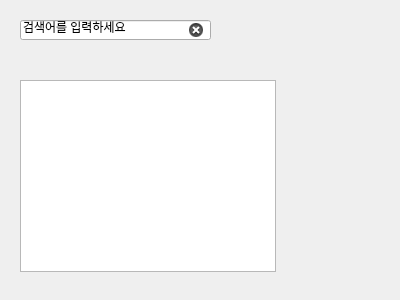
Before: the Qt Designer form book_search.ui in Han961004/Personal_BookStore, drawn with Qt 5.
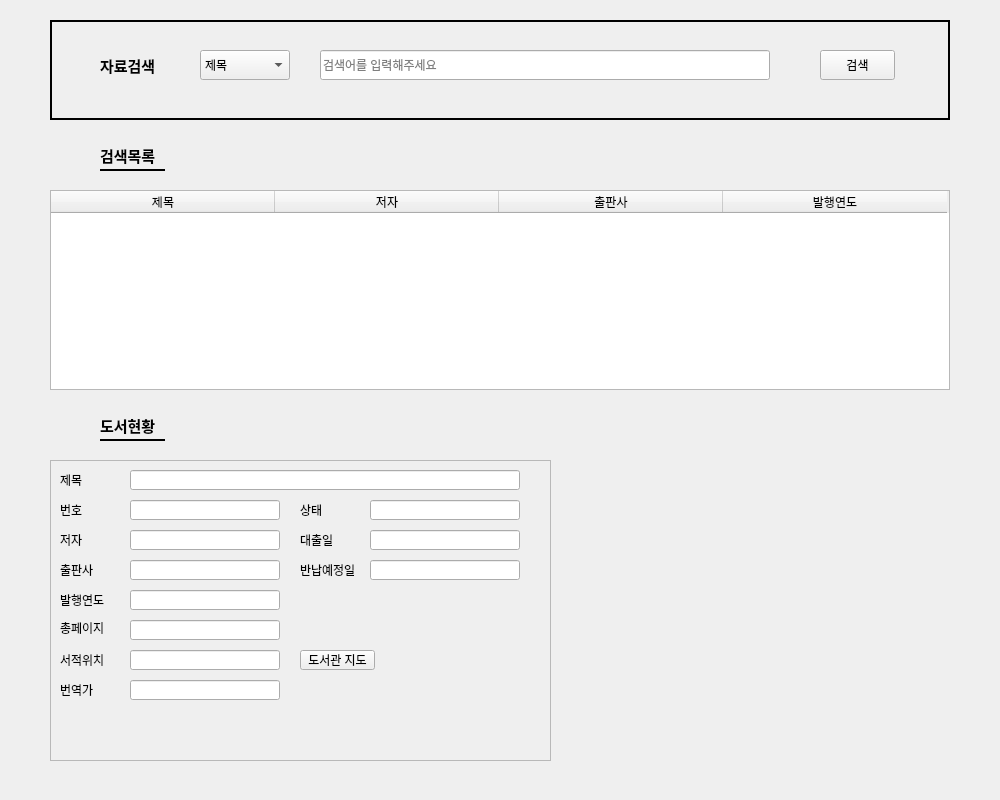
After: the same form once the commit is applied.

Patch:
```diff
--- a/book_search.ui
+++ b/book_search.ui
@@ -6,41 +6,536 @@
    <rect>
     <x>0</x>
     <y>0</y>
-    <width>400</width>
-    <height>300</height>
+    <width>1000</width>
+    <height>800</height>
    </rect>
   </property>
   <property name="windowTitle">
    <string>도서 검색</string>
   </property>
-  <widget class="QListView" name="listView">
+  <widget class="QFrame" name="frame">
    <property name="geometry">
     <rect>
-     <x>20</x>
-     <y>80</y>
-     <width>256</width>
-     <height>192</height>
-    </rect>
-   </property>
-  </widget>
-  <widget class="QLineEdit" name="lineEdit">
-   <property name="geometry">
-    <rect>
-     <x>20</x>
+     <x>50</x>
      <y>20</y>
-     <width>191</width>
-     <height>20</height>
+     <width>900</width>
+     <height>100</height>
     </rect>
    </property>
-   <property name="text">
-    <string>검색어를 입력하세요</string>
+   <property name="frameShape">
+    <enum>QFrame::WinPanel</enum>
    </property>
-   <property name="readOnly">
+   <property name="frameShadow">
+    <enum>QFrame::Plain</enum>
+   </property>
+   <property name="lineWidth">
+    <number>1</number>
+   </property>
+   <property name="midLineWidth">
+    <number>0</number>
+   </property>
+   <widget class="QLabel" name="label">
+    <property name="geometry">
+     <rect>
+      <x>50</x>
+      <y>30</y>
+      <width>70</width>
+      <height>30</height>
+     </rect>
+    </property>
+    <property name="font">
+     <font>
+      <pointsize>11</pointsize>
+      <weight>75</weight>
+      <bold>true</bold>
+     </font>
+    </property>
+    <property name="text">
+     <string>자료검색</string>
+    </property>
+   </widget>
+   <widget class="QComboBox" name="book_search_category">
+    <property name="geometry">
+     <rect>
+      <x>150</x>
+      <y>30</y>
+      <width>90</width>
+      <height>30</height>
+     </rect>
+    </property>
+    <item>
+     <property name="text">
+      <string>제목</string>
+     </property>
+    </item>
+    <item>
+     <property name="text">
+      <string>저자</string>
+     </property>
+    </item>
+    <item>
+     <property name="text">
+      <string>출판사</string>
+     </property>
+    </item>
+    <item>
+     <property name="text">
+      <string>발행연도</string>
+     </property>
+    </item>
+   </widget>
+   <widget class="QLineEdit" name="book_search_edit">
+    <property name="geometry">
+     <rect>
+      <x>270</x>
+      <y>30</y>
+      <width>450</width>
+      <height>30</height>
+     </rect>
+    </property>
+    <property name="text">
+     <string/>
+    </property>
+    <property name="readOnly">
+     <bool>false</bool>
+    </property>
+    <property name="placeholderText">
+     <string>검색어를 입력해주세요</string>
+    </property>
+    <property name="clearButtonEnabled">
+     <bool>true</bool>
+    </property>
+   </widget>
+   <widget class="QPushButton" name="book_search_btn">
+    <property name="geometry">
+     <rect>
+      <x>770</x>
+      <y>30</y>
+      <width>75</width>
+      <height>30</height>
+     </rect>
+    </property>
+    <property name="text">
+     <string>검색</string>
+    </property>
+   </widget>
+  </widget>
+  <widget class="QTableWidget" name="tableWidget">
+   <property name="geometry">
+    <rect>
+     <x>50</x>
+     <y>190</y>
+     <width>900</width>
+     <height>200</height>
+    </rect>
+   </property>
+   <attribute name="horizontalHeaderVisible">
+    <bool>true</bool>
+   </attribute>
+   <attribute name="horizontalHeaderCascadingSectionResizes">
+    <bool>true</bool>
+   </attribute>
+   <attribute name="horizontalHeaderMinimumSectionSize">
+    <number>30</number>
+   </attribute>
+   <attribute name="horizontalHeaderDefaultSectionSize">
+    <number>224</number>
+   </attribute>
+   <attribute name="horizontalHeaderHighlightSections">
+    <bool>true</bool>
+   </attribute>
+   <attribute name="horizontalHeaderShowSortIndicator" stdset="0">
+    <bool>true</bool>
+   </attribute>
+   <attribute name="verticalHeaderVisible">
     <bool>false</bool>
-   </property>
-   <property name="clearButtonEnabled">
+   </attribute>
+   <attribute name="verticalHeaderCascadingSectionResizes">
     <bool>true</bool>
+   </attribute>
+   <attribute name="verticalHeaderMinimumSectionSize">
+    <number>20</number>
+   </attribute>
+   <column>
+    <property name="text">
+     <string>제목</string>
+    </property>
+   </column>
+   <column>
+    <property name="text">
+     <string>저자</string>
+    </property>
+   </column>
+   <column>
+    <property name="text">
+     <string>출판사</string>
+    </property>
+   </column>
+   <column>
+    <property name="text">
+     <string>발행연도</string>
+    </property>
+   </column>
+  </widget>
+  <widget class="QFrame" name="frame_2">
+   <property name="geometry">
+    <rect>
+     <x>100</x>
+     <y>130</y>
+     <width>65</width>
+     <height>80</height>
+    </rect>
    </property>
+   <property name="frameShape">
+    <enum>QFrame::HLine</enum>
+   </property>
+   <property name="frameShadow">
+    <enum>QFrame::Plain</enum>
+   </property>
+   <property name="lineWidth">
+    <number>2</number>
+   </property>
+   <widget class="QLabel" name="label_2">
+    <property name="geometry">
+     <rect>
+      <x>0</x>
+      <y>10</y>
+      <width>70</width>
+      <height>30</height>
+     </rect>
+    </property>
+    <property name="font">
+     <font>
+      <pointsize>11</pointsize>
+      <weight>75</weight>
+      <bold>true</bold>
+     </font>
+    </property>
+    <property name="text">
+     <string>검색목록</string>
+    </property>
+   </widget>
+  </widget>
+  <widget class="QFrame" name="frame_4">
+   <property name="geometry">
+    <rect>
+     <x>100</x>
+     <y>400</y>
+     <width>65</width>
+     <height>80</height>
+    </rect>
+   </property>
+   <property name="frameShape">
+    <enum>QFrame::HLine</enum>
+   </property>
+   <property name="frameShadow">
+    <enum>QFrame::Plain</enum>
+   </property>
+   <property name="lineWidth">
+    <number>2</number>
+   </property>
+   <widget class="QLabel" name="label_3">
+    <property name="geometry">
+     <rect>
+      <x>0</x>
+      <y>10</y>
+      <width>70</width>
+      <height>30</height>
+     </rect>
+    </property>
+    <property name="font">
+     <font>
+      <pointsize>11</pointsize>
+      <weight>75</weight>
+      <bold>true</bold>
+     </font>
+    </property>
+    <property name="text">
+     <string>도서현황</string>
+    </property>
+   </widget>
+  </widget>
+  <widget class="QFrame" name="frame_3">
+   <property name="geometry">
+    <rect>
+     <x>50</x>
+     <y>460</y>
+     <width>501</width>
+     <height>301</height>
+    </rect>
+   </property>
+   <property name="frameShape">
+    <enum>QFrame::StyledPanel</enum>
+   </property>
+   <property name="frameShadow">
+    <enum>QFrame::Raised</enum>
+   </property>
+   <widget class="QLabel" name="label_9">
+    <property name="geometry">
+     <rect>
+      <x>10</x>
+      <y>40</y>
+      <width>60</width>
+      <height>20</height>
+     </rect>
+    </property>
+    <property name="text">
+     <string>번호</string>
+    </property>
+   </widget>
+   <widget class="QLabel" name="label_7">
+    <property name="geometry">
+     <rect>
+      <x>10</x>
+      <y>190</y>
+      <width>60</width>
+      <height>20</height>
+     </rect>
+    </property>
+    <property name="text">
+     <string>서적위치</string>
+    </property>
+   </widget>
+   <widget class="QLabel" name="label_8">
+    <property name="geometry">
+     <rect>
+      <x>10</x>
+      <y>160</y>
+      <width>60</width>
+      <height>15</height>
+     </rect>
+    </property>
+    <property name="text">
+     <string>총페이지</string>
+    </property>
+   </widget>
+   <widget class="QLabel" name="label_13">
+    <property name="geometry">
+     <rect>
+      <x>10</x>
+      <y>130</y>
+      <width>60</width>
+      <height>20</height>
+     </rect>
+    </property>
+    <property name="text">
+     <string>발행연도</string>
+    </property>
+   </widget>
+   <widget class="QLabel" name="label_5">
+    <property name="geometry">
+     <rect>
+      <x>250</x>
+      <y>100</y>
+      <width>60</width>
+      <height>20</height>
+     </rect>
+    </property>
+    <property name="text">
+     <string>반납예정일</string>
+    </property>
+   </widget>
+   <widget class="QLabel" name="label_12">
+    <property name="geometry">
+     <rect>
+      <x>10</x>
+      <y>100</y>
+      <width>60</width>
+      <height>20</height>
+     </rect>
+    </property>
+    <property name="text">
+     <string>출판사</string>
+    </property>
+   </widget>
+   <widget class="QLabel" name="label_11">
+    <property name="geometry">
+     <rect>
+      <x>10</x>
+      <y>70</y>
+      <width>60</width>
+      <height>20</height>
+     </rect>
+    </property>
+    <property name="text">
+     <string>저자</string>
+    </property>
+   </widget>
+   <widget class="QLabel" name="label_6">
+    <property name="geometry">
+     <rect>
+      <x>250</x>
+      <y>40</y>
+      <width>60</width>
+      <height>20</height>
+     </rect>
+    </property>
+    <property name="text">
+     <string>상태</string>
+    </property>
+   </widget>
+   <widget class="QLabel" name="label_4">
+    <property name="geometry">
+     <rect>
+      <x>250</x>
+      <y>70</y>
+      <width>60</width>
+      <height>20</height>
+     </rect>
+    </property>
+    <property name="text">
+     <string>대출일</string>
+    </property>
+   </widget>
+   <widget class="QLabel" name="label_10">
+    <property name="geometry">
+     <rect>
+      <x>10</x>
+      <y>10</y>
+      <width>60</width>
+      <height>20</height>
+     </rect>
+    </property>
+    <property name="text">
+     <string>제목</string>
+    </property>
+   </widget>
+   <widget class="QLineEdit" name="title_line">
+    <property name="geometry">
+     <rect>
+      <x>80</x>
+      <y>10</y>
+      <width>390</width>
+      <height>20</height>
+     </rect>
+    </property>
+   </widget>
+   <widget class="QLineEdit" name="num_line">
+    <property name="geometry">
+     <rect>
+      <x>80</x>
+      <y>40</y>
+      <width>150</width>
+      <height>20</height>
+     </rect>
+    </property>
+   </widget>
+   <widget class="QLineEdit" name="author_line">
+    <property name="geometry">
+     <rect>
+      <x>80</x>
+      <y>70</y>
+      <width>150</width>
+      <height>20</height>
+     </rect>
+    </property>
+   </widget>
+   <widget class="QLineEdit" name="publisher_line">
+    <property name="geometry">
+     <rect>
+      <x>80</x>
+      <y>100</y>
+      <width>150</width>
+      <height>20</height>
+     </rect>
+    </property>
+   </widget>
+   <widget class="QLineEdit" name="release_line">
+    <property name="geometry">
+     <rect>
+      <x>80</x>
+      <y>130</y>
+      <width>150</width>
+      <height>20</height>
+     </rect>
+    </property>
+   </widget>
+   <widget class="QLineEdit" name="page_line">
+    <property name="geometry">
+     <rect>
+      <x>80</x>
+      <y>160</y>
+      <width>150</width>
+      <height>20</height>
+     </rect>
+    </property>
+   </widget>
+   <widget class="QLineEdit" name="location_line">
+    <property name="geometry">
+     <rect>
+      <x>80</x>
+      <y>190</y>
+      <width>150</width>
+      <height>20</height>
+     </rect>
+    </property>
+   </widget>
+   <widget class="QLineEdit" name="state_line">
+    <property name="geometry">
+     <rect>
+      <x>320</x>
+      <y>40</y>
+      <width>150</width>
+      <height>20</height>
+     </rect>
+    </property>
+   </widget>
+   <widget class="QLineEdit" name="lineEdit_9">
+    <property name="geometry">
+     <rect>
+      <x>320</x>
+      <y>70</y>
+      <width>150</width>
+      <height>20</height>
+     </rect>
+    </property>
+   </widget>
+   <widget class="QLineEdit" name="lineEdit_10">
+    <property name="geometry">
+     <rect>
+      <x>320</x>
+      <y>100</y>
+      <width>150</width>
+      <height>20</height>
+     </rect>
+    </property>
+   </widget>
+   <widget class="QPushButton" name="map_btn">
+    <property name="geometry">
+     <rect>
+      <x>250</x>
+      <y>190</y>
+      <width>75</width>
+      <height>20</height>
+     </rect>
+    </property>
+    <property name="text">
+     <string>도서관 지도</string>
+    </property>
+   </widget>
+   <widget class="QLabel" name="label_14">
+    <property name="geometry">
+     <rect>
+      <x>10</x>
+      <y>220</y>
+      <width>60</width>
+      <height>20</height>
+     </rect>
+    </property>
+    <property name="text">
+     <string>번역가</string>
+    </property>
+   </widget>
+   <widget class="QLineEdit" name="tanslator_line">
+    <property name="geometry">
+     <rect>
+      <x>80</x>
+      <y>220</y>
+      <width>150</width>
+      <height>20</height>
+     </rect>
+    </property>
+   </widget>
   </widget>
  </widget>
  <resources/>
```
Left out of the diff: 39 changed lines with no effect on the pictures.
